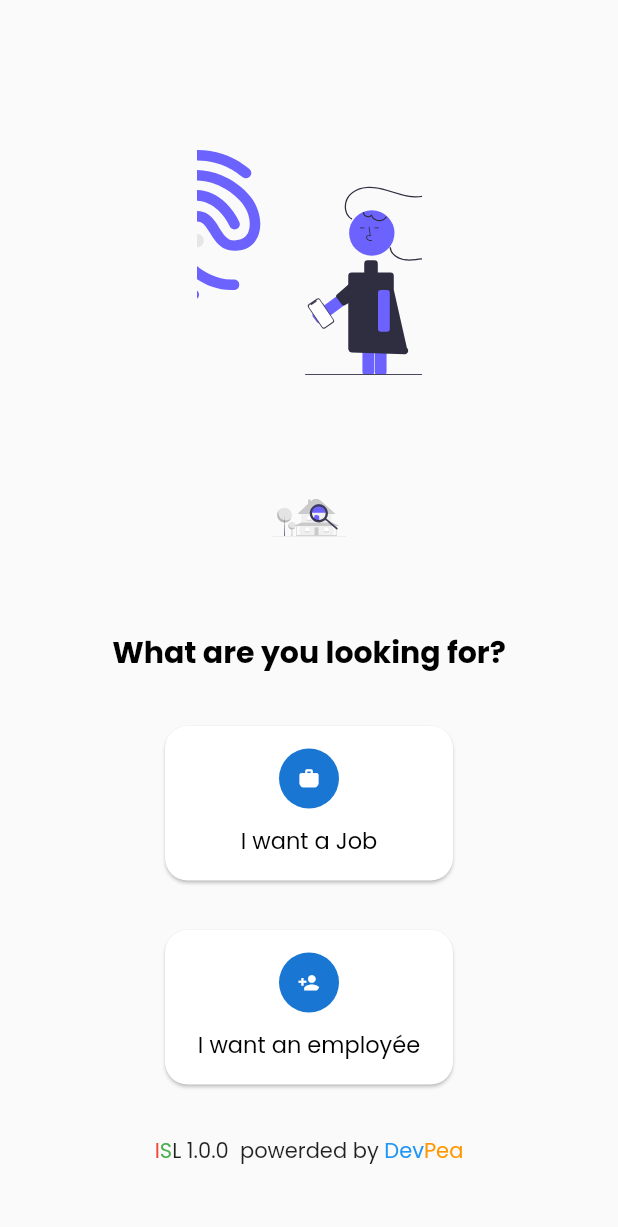
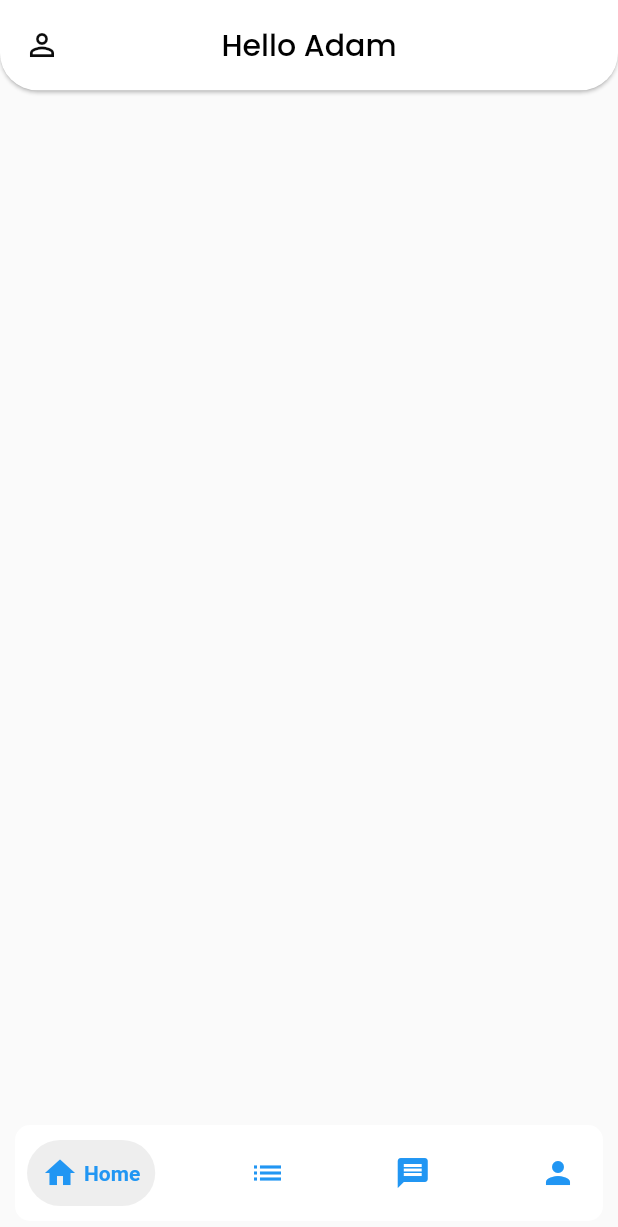
Before and after one commit to arolleaguekeng/ISL, a Flutter app: the screen it shows after launch, on a phone screen of 412 x 824 dp. Shown: the top 1227 px of the screen. Run offline on Flutter 3.47's test engine with Material 2 defaults, Android fonts, the phone set to English and light mode, and no system bars; drawn by our look-alikes of google_nav_bar; our stand-ins replace flutter_svg, google_fonts, shared_preferences.

Commit message:
bottom navigation bar finished

```diff
--- /dev/null
+++ b/lib/components/screens/homePage.dart
@@ -0,0 +1,82 @@
+import 'package:flutter/material.dart';
+import 'package:google_fonts/google_fonts.dart';
+import 'package:google_nav_bar/google_nav_bar.dart';
+
+class HomePage extends StatefulWidget {
+  const HomePage({super.key});
+
+  @override
+  State<HomePage> createState() => _HomePageState();
+}
+
+class _HomePageState extends State<HomePage> {
+  @override
+  Widget build(BuildContext context) {
+    return Scaffold(
+      appBar: AppBar(
+        leading: const Icon(
+          Icons.person_outline,
+          color: Colors.black,
+        ),
+        title: Text(
+          'Hello Adam',
+          style: GoogleFonts.poppins(
+            color: Colors.black,
+          ),
+        ),
+        titleSpacing: 00.0,
+        centerTitle: true,
+        toolbarHeight: 60.2,
+        toolbarOpacity: 0.8,
+        shape: const RoundedRectangleBorder(
+          borderRadius: BorderRadius.only(
+              bottomRight: Radius.circular(25),
+              bottomLeft: Radius.circular(25)),
+        ),
+        elevation: 1.00,
+        backgroundColor: /*Colors.greenAccent[400]*/ Colors.white,
+      ),
+      bottomNavigationBar: Container(
+        decoration: BoxDecoration(
+          borderRadius: BorderRadius.circular(10),
+          color: Colors.white,
+        ),
+        margin: const EdgeInsets.symmetric(horizontal: 10, vertical: 10),
+        padding: const EdgeInsets.symmetric(vertical: 10, horizontal: 8),
+        child: GNav(
+          gap: 4,
+          color: Colors.blue,
+          activeColor: Colors.blue,
+          tabBackgroundColor: Colors.grey.shade200,
+          padding: const EdgeInsets.all(10),
+          onTabChange: (index) {
+            print(index);
+          },
+          tabs: const [
+            GButton(
+              icon: Icons.home,
+              text: 'Home',
+            ),
+            GButton(
+              icon: Icons.list,
+              text: 'Your',
+            ),
+            GButton(
+              icon: Icons.message,
+              text: 'Message',
+            ),
+            GButton(
+              icon: Icons.person,
+              text: 'Profile',
+            )
+          ],
+        ),
+      ),
+      body: SingleChildScrollView(
+        child: Column(
+          children: [],
+        ),
+      ),
+    );
+  }
+}
--- a/lib/components/widgets/Appbarwidget.dart
+++ b/lib/components/widgets/Appbarwidget.dart
@@ -1,6 +1,9 @@
 import 'package:flutter/material.dart';
 
-AppBar widgetAppBar({required Widget backfunc, required Widget text}) {
+AppBar widgetAppBar({
+  required Widget backfunc,
+  required Widget text,
+}) {
   return AppBar(
     leading: backfunc,
     title: text,
--- a/lib/components/widgets/Powerded.dart
+++ b/lib/components/widgets/Powerded.dart
@@ -4,6 +4,7 @@ import 'package:google_fonts/google_fonts.dart';
 Widget bas() {
   return Container(
     padding: const EdgeInsets.all(5),
+    child: Expanded(
       child: Row(
         mainAxisAlignment: MainAxisAlignment.center,
         children: [
@@ -41,5 +42,6 @@ Widget bas() {
           ),
         ],
       ),
+    ),
   );
 }
--- a/lib/main.dart
+++ b/lib/main.dart
@@ -1,4 +1,5 @@
 import 'package:flutter/material.dart';
+import 'package:isl/components/screens/homePage.dart';
 import 'package:isl/services/localisation/localisation.dart';
 import './components/screens/choicePage.dart';
 import 'components/routes/custum_route.dart';
@@ -40,7 +41,7 @@ class MyApp extends StatelessWidget {
         }
         return supportedLocales.first;
       },
-      home: ChoicePage(),
+      home: HomePage(),
       onGenerateRoute: CustomRoute.allRoutes,
     );
   }
--- a/pubspec.yaml
+++ b/pubspec.yaml
@@ -39,6 +39,7 @@ dependencies:
   shared_preferences: ^2.0.15
   flutter_svg: ^1.1.1+1
   google_fonts: ^3.0.1
+  google_nav_bar: ^5.0.6
 
 dev_dependencies:
   flutter_launcher_icons: ^0.10.0
@@ -46,6 +47,7 @@ dev_dependencies:
     sdk: flutter
   flutter_test:
     sdk: flutter
+
 
   # The "flutter_lints" package below contains a set of recommended lints to
   # encourage good coding practices. The lint set provided by the package is
```
Also changed, not shown: lib/components/screens/choiceJob.dart (+7 -2 lines), lib/components/screens/profilePage.dart (added, +28 -0 lines), pubspec.lock. Lines whose indentation alone changed are shown as unchanged.
